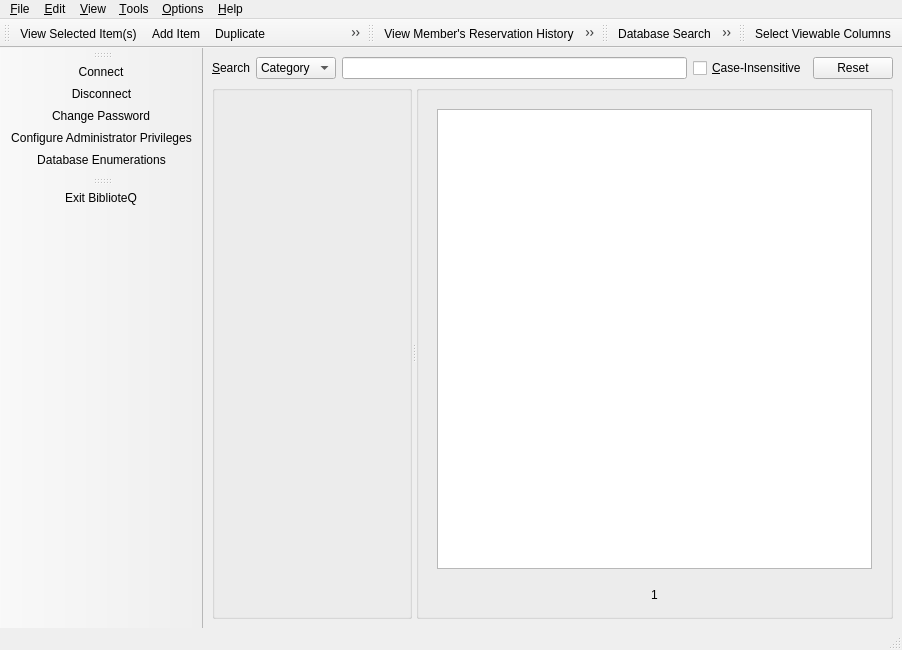
textbrowser/biblioteq, file UI/biblioteq_mainwindow.ui: the form before one commit.
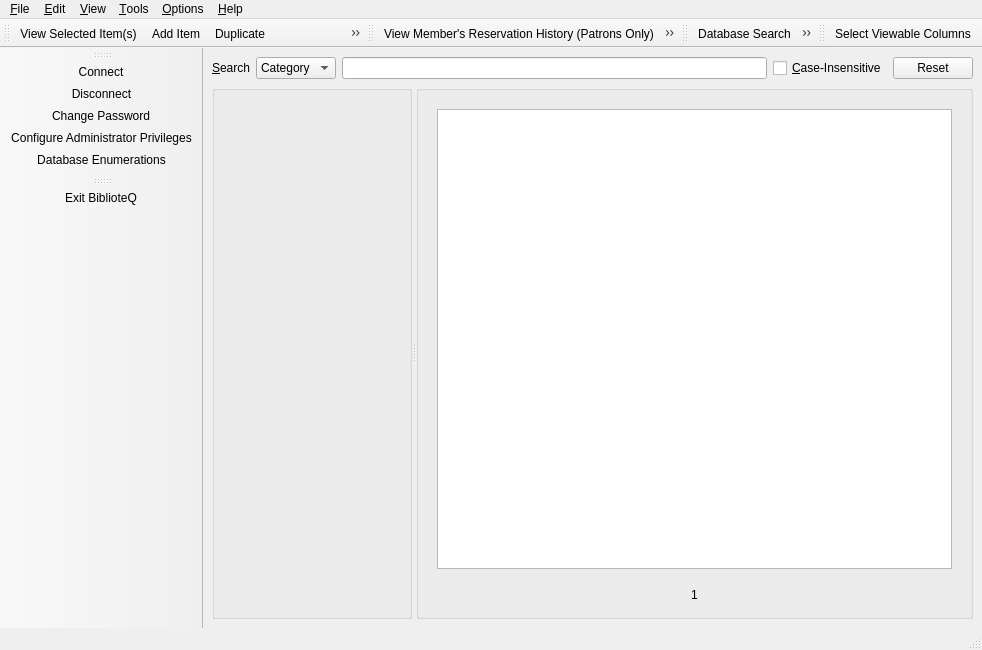
The form after the commit. Icons and pictures are not drawn. Custom widgets are drawn as their Qt base class.

Commit message: New tool button text.

```diff
--- a/UI/biblioteq_mainwindow.ui
+++ b/UI/biblioteq_mainwindow.ui
@@ -375,7 +375,7 @@
      <x>0</x>
      <y>0</y>
      <width>900</width>
-     <height>19</height>
+     <height>22</height>
     </rect>
    </property>
    <widget class="QMenu" name="menuHelp">
@@ -982,7 +982,10 @@
      <normaloff>:/32x32/history.png</normaloff>:/32x32/history.png</iconset>
    </property>
    <property name="text">
-    <string>View Member's Reservation History</string>
+    <string>View Member's Reservation History (Patrons Only)</string>
+   </property>
+   <property name="toolTip">
+    <string>View Member's Reservation History (Patrons Only)</string>
    </property>
   </action>
   <action name="actionChangePassword">
```
Left out of the diff: 2 changed lines with no effect on the pictures.
